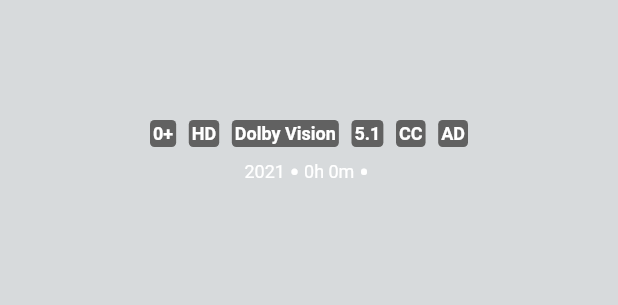
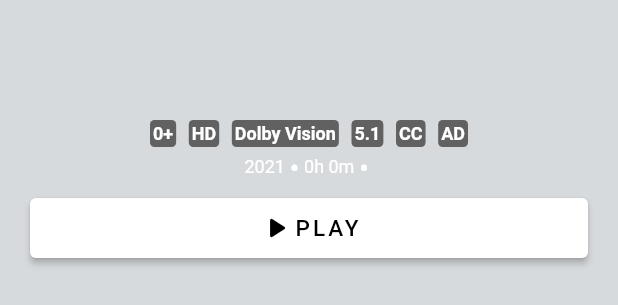
Before and after one commit to MHabib96/disney-plus, a Flutter app: the MovieScreen widget shown alone on an empty page, opened directly with empty values, on a phone screen of 412 x 824 dp. Shown: the top 305 px of the screen. Run offline on Flutter 3.47's test engine with Material 2 defaults, Android fonts, the phone set to English and light mode, and no system bars; our stand-ins replace bloc, carousel_slider, equatable, flutter_bloc, get_it.

Commit message:
Add play button with status to movie screen

```diff
--- a/lib/config/themes/app_themes.dart
+++ b/lib/config/themes/app_themes.dart
@@ -4,6 +4,9 @@ enum AppTheme { Default }
 
 final appThemes = {
   AppTheme.Default: ThemeData(
+    textTheme: const TextTheme(
+      bodyText2: TextStyle(color: Colors.white),
+    ),
     scaffoldBackgroundColor: const Color.fromRGBO(54, 69, 79, 0.2),
     bottomNavigationBarTheme: const BottomNavigationBarThemeData(
       type: BottomNavigationBarType.fixed,
--- a/lib/modules/movie/screens/movie_screen.dart
+++ b/lib/modules/movie/screens/movie_screen.dart
@@ -3,6 +3,7 @@
 import 'package:disney_plus/modules/movie/types/rating_type.dart';
 import 'package:disney_plus/widgets/movie_runtime_information.dart';
 import 'package:disney_plus/widgets/movie_streaming_information.dart';
+import 'package:disney_plus/widgets/play_button_with_status.dart';
 import 'package:flutter/material.dart';
 
 class MovieScreen extends StatelessWidget {
@@ -30,11 +31,16 @@
               MovieStreamingInformation(
                 rating: movie.rating.name,
               ),
-              const SizedBox(height: 5),
+              const SizedBox(height: 2),
               MovieRuntimeInformation(
                 releaseDate: movie.releaseDate,
                 duration: movie.duration,
                 genres: movie.genres,
+              ),
+              const SizedBox(height: 5),
+              PlayButtonWithStatus(
+                duration: movie.duration,
+                watched: movie.watched,
               ),
             ],
           ),
--- a/lib/utils/ui/ui_utils.dart
+++ b/lib/utils/ui/ui_utils.dart
@@ -1,6 +1,9 @@
 import 'package:flutter/material.dart';
 
-const kRuntimeInformationStyle = TextStyle(
-  color: Colors.white,
-  fontSize: 12,
+const kRuntimeInformationStyle = TextStyle(fontSize: 12);
+
+const kPlayButtonStyle = TextStyle(
+  color: Colors.black,
+  fontSize: 15,
+  letterSpacing: 2,
 );
--- /dev/null
+++ b/lib/widgets/play_button_with_status.dart
@@ -0,0 +1,129 @@
+import 'package:disney_plus/utils/ui/ui_utils.dart';
+import 'package:disney_plus/widgets/base/widget_size.dart';
+import 'package:flutter/material.dart';
+
+class PlayButtonWithStatus extends StatelessWidget {
+  final int duration;
+  final int? watched;
+
+  const PlayButtonWithStatus({
+    Key? key,
+    required this.duration,
+    this.watched,
+  }) : super(key: key);
+
+  int _getRemainingMinutes() {
+    if (watched == null) return 0;
+    return duration - watched!;
+  }
+
+  double _getWatchedPercentage() {
+    if (watched == null) return 0;
+    return (watched! / duration) * 100;
+  }
+
+  @override
+  Widget build(BuildContext context) {
+    final _remainder = _getRemainingMinutes();
+    final _hasPlayed = _remainder != 0;
+
+    return Column(
+      children: [
+        _PlayButton(
+          hasPlayed: _hasPlayed,
+        ),
+        if (_hasPlayed) ...[
+          const SizedBox(height: 5),
+          _WatchStatus(
+            remainder: _remainder,
+            watchedPercentage: _getWatchedPercentage(),
+          ),
+        ],
+      ],
+    );
+  }
+}
+
+class _PlayButton extends StatelessWidget {
+  final bool hasPlayed;
+
+  const _PlayButton({required this.hasPlayed});
+
+  @override
+  Widget build(BuildContext context) {
+    return ElevatedButton(
+      style: ElevatedButton.styleFrom(
+        primary: Colors.white,
+        minimumSize: const Size(double.infinity, 40),
+      ),
+      onPressed: () => print('playing movie...'),
+      child: Row(
+        mainAxisSize: MainAxisSize.min,
+        children: [
+          const Icon(
+            Icons.play_arrow_rounded,
+            color: Colors.black,
+          ),
+          Text(
+            hasPlayed ? 'CONTINUE' : 'PLAY',
+            style: kPlayButtonStyle,
+          ),
+        ],
+      ),
+    );
+  }
+}
+
+class _WatchStatus extends StatelessWidget {
+  final int remainder;
+  final double watchedPercentage;
+
+  const _WatchStatus({
+    required this.remainder,
+    required this.watchedPercentage,
+  });
+
+  double _getStatusBarValue(Size size) {
+    return (watchedPercentage / 100) * size.width;
+  }
+
+  @override
+  Widget build(BuildContext context) {
+    return Row(
+      children: [
+        Expanded(
+          child: WidgetSize(
+            builder: (context, size, child) {
+              return Stack(
+                children: [
+                  Container(
+                    height: 5,
+                    decoration: BoxDecoration(
+                      color: Colors.grey.shade800,
+                      borderRadius: BorderRadius.circular(10),
+                    ),
+                  ),
+                  Container(
+                    height: 5,
+                    width: _getStatusBarValue(size),
+                    decoration: BoxDecoration(
+                      color: Colors.blueGrey,
+                      borderRadius: BorderRadius.circular(10),
+                    ),
+                  ),
+                ],
+              );
+            },
+          ),
+        ),
+        const SizedBox(width: 10),
+        Center(
+          child: Text(
+            '$remainder\m remaining',
+            style: const TextStyle(fontSize: 12),
+          ),
+        ),
+      ],
+    );
+  }
+}
--- a/pubspec.yaml
+++ b/pubspec.yaml
@@ -16,6 +16,7 @@ dependencies:
   flutter_bloc: ^7.3.2
   equatable: ^2.0.3
   carousel_slider: ^4.0.0
+  json_annotation: ^4.4.0
 
 dev_dependencies:
   flutter_test:
```
Also changed, not shown: lib/modules/home/screens/home_screen.dart (+4 -3 lines), lib/widgets/base/widget_size.dart (added, +25 -0 lines), lib/widgets/play_button.dart (deleted), pubspec.lock.
